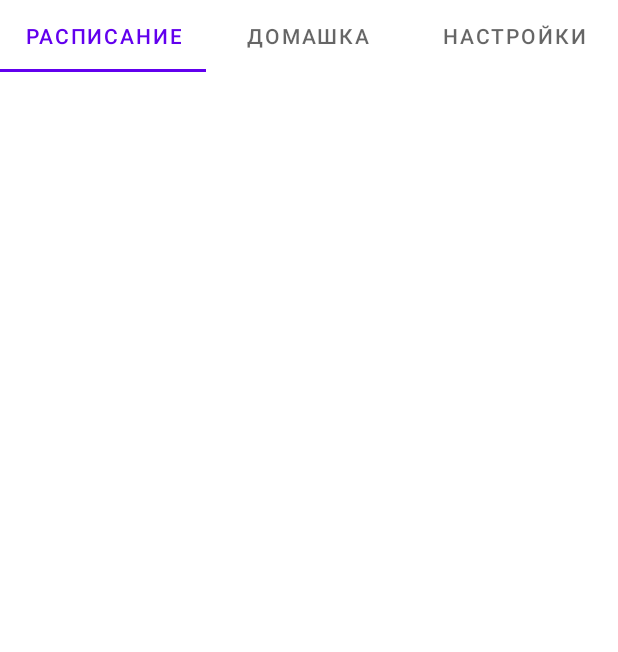
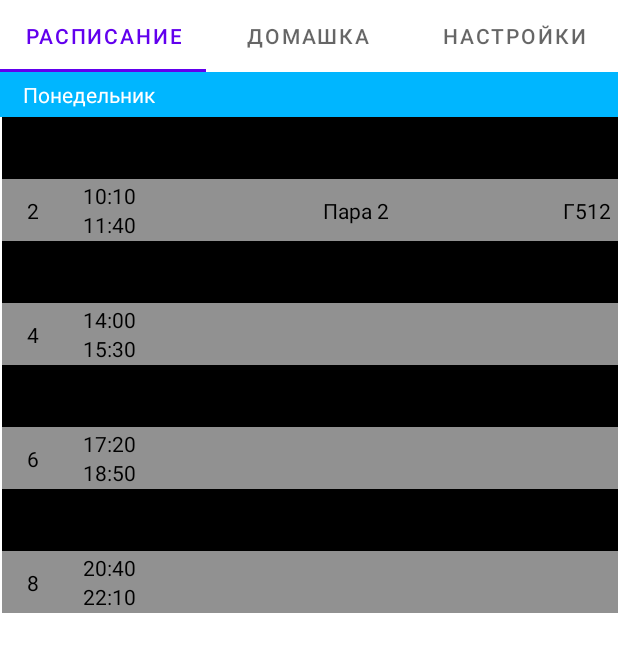
Before and after one commit to ipon1105/DayliFill, an Android app: the Schedule screen opened directly, with no data from a screen before it, on a phone screen of 412 x 824 dp. Shown: the top 652 px of the screen. Run offline under Robolectric (Android 15) with nearby library versions, the phone set to English and light mode, and no system bars.

Commit message:
minimal varible list

```diff
--- a/MyUniversity/app/src/main/java/com/example/myuniversity/WorkPlace/Schedule.java
+++ b/MyUniversity/app/src/main/java/com/example/myuniversity/WorkPlace/Schedule.java
@@ -1,15 +1,25 @@
 package com.example.myuniversity.WorkPlace;
 
+import android.content.Context;
 import android.os.Bundle;
 
+import androidx.annotation.NonNull;
+import androidx.annotation.Nullable;
 import androidx.fragment.app.Fragment;
+import androidx.recyclerview.widget.LinearLayoutManager;
 
+import android.util.Log;
 import android.view.LayoutInflater;
 import android.view.View;
 import android.view.ViewGroup;
 
 import com.example.myuniversity.R;
+import com.example.myuniversity.WorkPlace.Support.Day;
+import com.example.myuniversity.WorkPlace.Support.Element;
+import com.example.myuniversity.WorkPlace.Support.FragmentListAdapter;
 import com.example.myuniversity.databinding.FragmentScheduleBinding;
+
+import java.util.ArrayList;
 
 public class Schedule extends Fragment {
     FragmentScheduleBinding binding;
@@ -26,4 +36,42 @@ public class Schedule extends Fragment {
         binding = FragmentScheduleBinding.inflate(inflater, container, false);
         return binding.getRoot();
     }
+
+    @Override
+    public void onViewCreated(@NonNull View view, @Nullable Bundle savedInstanceState) {
+        super.onViewCreated(view, savedInstanceState);
+
+        init();
+    }
+
+    private void init(){
+        Log.d("debug", "Start init");
+        ArrayList<Element> monday = new ArrayList<>();
+        monday.add(new Element("Пара 1", "Г512"));
+        monday.add(new Element("Пара 2", "Г512"));
+        monday.add(new Element("Пара 3", "Г512"));
+        monday.add(new Element("", ""));
+        monday.add(new Element("", ""));
+        monday.add(new Element("", ""));
+        monday.add(new Element("", ""));
+        monday.add(new Element("", ""));
+
+        ArrayList<Element> tuesday = new ArrayList<>();
+        tuesday.add(new Element("Пара 1", "Г412"));
+        tuesday.add(new Element("Пара 2", "Г412"));
+        tuesday.add(new Element("Пара 3", "Г412"));
+        tuesday.add(new Element("", ""));
+        tuesday.add(new Element("", ""));
+        tuesday.add(new Element("", ""));
+        tuesday.add(new Element("", ""));
+        tuesday.add(new Element("", ""));
+
+
+        ArrayList<Day> days = new ArrayList<>();
+        days.add(new Day("Понедельник", monday));
+        days.add(new Day("Вторник", tuesday));
+
+        binding.fragmentList.setLayoutManager(new LinearLayoutManager(binding.getRoot().getContext()));
+        binding.fragmentList.setAdapter(new FragmentListAdapter(days, binding.getRoot().getContext()));
+    }
 }
--- /dev/null
+++ b/MyUniversity/app/src/main/java/com/example/myuniversity/WorkPlace/Support/Day.java
@@ -0,0 +1,29 @@
+package com.example.myuniversity.WorkPlace.Support;
+
+import java.util.ArrayList;
+
+public class Day {
+    private String day;
+    private ArrayList<Element> elementList;
+
+    public Day(String day, ArrayList<Element> elementList) {
+        this.day = day;
+        this.elementList = elementList;
+    }
+
+    public String getDay() {
+        return day;
+    }
+
+    public void setDay(String day) {
+        this.day = day;
+    }
+
+    public ArrayList<Element> getElementList() {
+        return elementList;
+    }
+
+    public void setElementList(ArrayList<Element> elementList) {
+        this.elementList = elementList;
+    }
+}
--- /dev/null
+++ b/MyUniversity/app/src/main/java/com/example/myuniversity/WorkPlace/Support/Element.java
@@ -0,0 +1,27 @@
+package com.example.myuniversity.WorkPlace.Support;
+
+public class Element {
+    private String pairIndex;
+    private String auditIndex;
+
+    public Element(String pairIndex, String auditIndex) {
+        this.pairIndex = pairIndex;
+        this.auditIndex = auditIndex;
+    }
+
+    public String getPairIndex() {
+        return pairIndex;
+    }
+
+    public void setPairIndex(String pairIndex) {
+        this.pairIndex = pairIndex;
+    }
+
+    public String getAuditIndex() {
+        return auditIndex;
+    }
+
+    public void setAuditIndex(String auditIndex) {
+        this.auditIndex = auditIndex;
+    }
+}
--- /dev/null
+++ b/MyUniversity/app/src/main/java/com/example/myuniversity/WorkPlace/Support/ElementListAdapter.java
@@ -0,0 +1,96 @@
+package com.example.myuniversity.WorkPlace.Support;
+
+import android.content.Context;
+import android.graphics.Color;
+import android.os.Build;
+import android.view.LayoutInflater;
+import android.view.View;
+import android.view.ViewGroup;
+import android.widget.TextView;
+
+import androidx.annotation.NonNull;
+import androidx.annotation.RequiresApi;
+import androidx.constraintlayout.widget.ConstraintLayout;
+import androidx.recyclerview.widget.RecyclerView;
+
+import com.example.myuniversity.R;
+
+import java.util.ArrayList;
+
+public class ElementListAdapter extends RecyclerView.Adapter<ElementListAdapter.ViewHolder> {
+    private ArrayList<Element> list;
+    private String numbers[];
+    private String times[];
+
+    public ElementListAdapter(ArrayList<Element> list, String numbers[], String times[]){
+        this.list = list;
+        this.numbers = numbers;
+        this.times   = times;
+
+    }
+
+    @NonNull
+    @Override
+    public ViewHolder onCreateViewHolder(@NonNull ViewGroup parent, int viewType) {
+        View view = LayoutInflater.from(parent.getContext()).inflate(R.layout.element_pair, parent, false);
+        return new ViewHolder(view);
+    }
+
+    @RequiresApi(api = Build.VERSION_CODES.M)
+    @Override
+    public void onBindViewHolder(@NonNull ViewHolder holder, int position) {
+        holder.num.setText(numbers[position]);
+        holder.timeA.setText(times[2 * position]);
+        holder.timeB.setText(times[2 * position + 1]);
+        holder.pair.setText(list.get(position).getPairIndex());
+        holder.audit.setText(list.get(position).getAuditIndex());
+
+        int color = ((position % 2 == 0) ? R.color.txtTableFirst : R.color.txtTableSecond);
+
+        holder.numBox.setBackgroundColor(holder.view.getContext().getColor(color));
+        holder.timeBox.setBackgroundColor(holder.view.getContext().getColor(color));
+        holder.auditBox.setBackgroundColor(holder.view.getContext().getColor(color));
+        holder.pairBox.setBackgroundColor(holder.view.getContext().getColor(color));
+    }
+
+    @Override
+    public int getItemCount() {
+        return list.size();
+    }
+
+    class ViewHolder extends RecyclerView.ViewHolder{
+        public View view;
+
+        public TextView num;
+        public TextView timeA;
+        public TextView timeB;
+        public TextView pair;
+        public TextView audit;
+
+        public ConstraintLayout numBox;
+        public ConstraintLayout timeBox;
+        public ConstraintLayout pairBox;
+        public ConstraintLayout auditBox;
+
+        public ViewHolder(@NonNull View itemView) {
+            super(itemView);
+            view = itemView;
+
+            num   = (TextView) itemView.findViewById(R.id.num);
+            timeA = (TextView) itemView.findViewById(R.id.timeBegin);
+            timeB = (TextView) itemView.findViewById(R.id.timeEnd);
+            pair  = (TextView) itemView.findViewById(R.id.pair);
+            audit = (TextView) itemView.findViewById(R.id.audit);
+
+            numBox  = (ConstraintLayout) itemView.findViewById(R.id.numBox);
+            timeBox = (ConstraintLayout) itemView.findViewById(R.id.timeBox);
+            pairBox = (ConstraintLayout) itemView.findViewById(R.id.pairBox);
+            auditBox= (ConstraintLayout) itemView.findViewById(R.id.auditBox);
+
+        }
+    }
+
+    public void clear(){
+        notifyDataSetChanged();
+    }
+}
--- /dev/null
+++ b/MyUniversity/app/src/main/java/com/example/myuniversity/WorkPlace/Support/FragmentListAdapter.java
@@ -0,0 +1,71 @@
+package com.example.myuniversity.WorkPlace.Support;
+
+import android.content.Context;
+import android.view.LayoutInflater;
+import android.view.View;
+import android.view.ViewGroup;
+import android.widget.FrameLayout;
+import android.widget.TextView;
+
+import androidx.annotation.NonNull;
+import androidx.recyclerview.widget.LinearLayoutManager;
+import androidx.recyclerview.widget.RecyclerView;
+
+import com.example.myuniversity.R;
+
+import java.util.ArrayList;
+
+public class FragmentListAdapter extends RecyclerView.Adapter<FragmentListAdapter.ViewHolder> {
+    private ArrayList<Day> list;
+
+    private String numbers[];
+    private String times[];
+
+    public FragmentListAdapter(ArrayList<Day> list, Context context){
+        this.list = list;
+
+        this.numbers = context.getResources().getStringArray(R.array.numbers);
+        this.times = context.getResources().getStringArray(R.array.times);
+    }
+
+    @NonNull
+    @Override
+    public ViewHolder onCreateViewHolder(@NonNull ViewGroup parent, int viewType) {
+        View view = LayoutInflater.from(parent.getContext()).inflate(R.layout.element_day, parent, false);
+        return new ViewHolder(view);
+    }
+
+    @Override
+    public void onBindViewHolder(@NonNull ViewHolder holder, int position) {
+        holder.titleName.setText(list.get(position).getDay());
+        holder.list.setAdapter(new ElementListAdapter(list.get(position).getElementList(), numbers, times));
+    }
+
+    @Override
+    public int getItemCount() {
+        return list.size();
+    }
+
+    class ViewHolder extends RecyclerView.ViewHolder {
+        public View view;
+        public FrameLayout titleBox;
+        public TextView titleName;
+        public RecyclerView list;
+
+        public ViewHolder(@NonNull View itemView) {
+            super(itemView);
+            view = itemView;
+
+            titleBox = (FrameLayout) itemView.findViewById(R.id.titleBox);
+            titleName = (TextView) itemView.findViewById(R.id.txtTitle);
+            list = (RecyclerView) itemView.findViewById(R.id.dayList);
+
+            list.setLayoutManager(new LinearLayoutManager(itemView.getContext()));
+        }
+    }
+
+    public void clear(){
+        list.clear();
+    }
+
+}
--- /dev/null
+++ b/MyUniversity/app/src/main/res/layout/element_day.xml
@@ -0,0 +1,39 @@
+<?xml version="1.0" encoding="utf-8"?>
+<androidx.constraintlayout.widget.ConstraintLayout xmlns:android="http://schemas.android.com/apk/res/android"
+    xmlns:app="http://schemas.android.com/apk/res-auto"
+    xmlns:tools="http://schemas.android.com/tools"
+    android:layout_width="match_parent"
+    android:layout_height="match_parent">
+
+    <FrameLayout
+        android:id="@+id/titleBox"
+        android:layout_width="0dp"
+        android:layout_height="wrap_content"
+        android:background="@color/backTitleTable"
+        app:layout_constraintEnd_toEndOf="parent"
+        app:layout_constraintStart_toStartOf="parent"
+        app:layout_constraintTop_toTopOf="parent">
+
+        <TextView
+            android:id="@+id/txtTitle"
+            android:layout_width="wrap_content"
+            android:layout_height="wrap_content"
+            android:layout_marginLeft="15dp"
+            android:layout_marginTop="5dp"
+            android:layout_marginBottom="5dp"
+            android:text="TextView"
+            android:textColor="@color/txtTitleTable" />
+
+    </FrameLayout>
+
+    <androidx.recyclerview.widget.RecyclerView
+        android:id="@+id/dayList"
+        android:layout_width="match_parent"
+        android:layout_height="0dp"
+        app:layout_constraintEnd_toEndOf="parent"
+        app:layout_constraintStart_toStartOf="parent"
+        app:layout_constraintTop_toBottomOf="@+id/titleBox"
+        tools:itemCount="8"
+        tools:listitem="@layout/element_pair" />
+
+</androidx.constraintlayout.widget.ConstraintLayout>
--- /dev/null
+++ b/MyUniversity/app/src/main/res/layout/element_pair.xml
@@ -0,0 +1,110 @@
+<?xml version="1.0" encoding="utf-8"?>
+<LinearLayout xmlns:android="http://schemas.android.com/apk/res/android"
+    xmlns:app="http://schemas.android.com/apk/res-auto"
+    android:layout_width="match_parent"
+    android:layout_height="wrap_content"
+    android:orientation="horizontal"
+    android:paddingStart="1dp"
+    android:weightSum="100">
+
+    <androidx.constraintlayout.widget.ConstraintLayout
+        android:id="@+id/numBox"
+        android:layout_width="0dp"
+        android:layout_height="match_parent"
+        android:layout_weight="10"
+        android:paddingLeft="1dp"
+        android:paddingTop="1dp"
+        android:paddingRight="1dp"
+        android:paddingBottom="1dp">
+
+        <TextView
+            android:id="@+id/num"
+            android:layout_width="wrap_content"
+            android:layout_height="wrap_content"
+            android:text="@string/num"
+            android:textColor="@color/black"
+            app:layout_constraintBottom_toBottomOf="parent"
+            app:layout_constraintEnd_toEndOf="parent"
+            app:layout_constraintStart_toStartOf="parent"
+            app:layout_constraintTop_toTopOf="parent" />
+    </androidx.constraintlayout.widget.ConstraintLayout>
+
+    <androidx.constraintlayout.widget.ConstraintLayout
+        android:id="@+id/timeBox"
+        android:layout_width="0dp"
+        android:layout_height="match_parent"
+        android:layout_weight="15"
+        android:paddingLeft="1dp"
+        android:paddingTop="1dp"
+        android:paddingRight="1dp"
+        android:paddingBottom="1dp">
+
+        <TextView
+            android:id="@+id/timeBegin"
+            android:layout_width="wrap_content"
+            android:layout_height="19dp"
+            android:text="@string/timeA"
+            android:textColor="@color/black"
+            app:layout_constraintBottom_toTopOf="@+id/timeEnd"
+            app:layout_constraintEnd_toEndOf="parent"
+            app:layout_constraintHorizontal_bias="0.5"
+            app:layout_constraintStart_toStartOf="parent"
+            app:layout_constraintTop_toTopOf="parent" />
+
+        <TextView
+            android:id="@+id/timeEnd"
+            android:layout_width="wrap_content"
+            android:layout_height="wrap_content"
+            android:text="@string/timeB"
+            android:textColor="@color/black"
+            app:layout_constraintBottom_toBottomOf="parent"
+            app:layout_constraintEnd_toEndOf="parent"
+            app:layout_constraintHorizontal_bias="0.5"
+            app:layout_constraintStart_toStartOf="parent"
+            app:layout_constraintTop_toBottomOf="@+id/timeBegin" />
+    </androidx.constraintlayout.widget.ConstraintLayout>
+
+    <androidx.constraintlayout.widget.ConstraintLayout
+        android:id="@+id/pairBox"
+        android:layout_width="0dp"
+        android:layout_height="match_parent"
+        android:layout_weight="65"
+        android:paddingLeft="1dp"
+        android:paddingTop="1dp"
+        android:paddingRight="1dp"
+        android:paddingBottom="1dp">
+
+        <TextView
+            android:id="@+id/pair"
+            android:layout_width="wrap_content"
+            android:layout_height="wrap_content"
+            android:text="@string/Pair"
+            android:textColor="@color/black"
+            app:layout_constraintBottom_toBottomOf="parent"
+            app:layout_constraintEnd_toEndOf="parent"
+            app:layout_constraintStart_toStartOf="parent"
+            app:layout_constraintTop_toTopOf="parent" />
+    </androidx.constraintlayout.widget.ConstraintLayout>
+
+    <androidx.constraintlayout.widget.ConstraintLayout
+        android:id="@+id/auditBox"
+        android:layout_width="0dp"
+        android:layout_height="match_parent"
+        android:layout_weight="10"
+        android:paddingLeft="1dp"
+        android:paddingTop="1dp"
+        android:paddingRight="1dp"
+        android:paddingBottom="1dp">
+
+        <TextView
+            android:id="@+id/audit"
+            android:layout_width="wrap_content"
+            android:layout_height="wrap_content"
+            android:text="@string/Audit"
+            android:textColor="@color/black"
+            app:layout_constraintBottom_toBottomOf="parent"
+            app:layout_constraintEnd_toEndOf="parent"
+            app:layout_constraintStart_toStartOf="parent"
+            app:layout_constraintTop_toTopOf="parent" />
+    </androidx.constraintlayout.widget.ConstraintLayout>
+</LinearLayout>
--- a/MyUniversity/app/src/main/res/layout/fragment_schedule.xml
+++ b/MyUniversity/app/src/main/res/layout/fragment_schedule.xml
@@ -7,6 +7,7 @@
 
     <!-- TODO: Update blank fragment layout -->
     <androidx.recyclerview.widget.RecyclerView
+        android:id="@+id/fragmentList"
         android:layout_width="match_parent"
         android:layout_height="match_parent" />
 
--- a/MyUniversity/app/src/main/res/values/colors.xml
+++ b/MyUniversity/app/src/main/res/values/colors.xml
@@ -25,6 +25,14 @@
     <color name="btn_back_on">#FFFFFF</color>
     <color name="btn_back_off">#D3D3D3</color>
 
+    <!-- Элемент таблицы -->
+    <color name="txtTitleTable">#FFFFFF</color>
+    <color name="backTitleTable">#00B6FF</color>
+    <color name="backOtt">#C6C6C6</color>
+    <color name="backEven">#FFFFFF</color>
+    <color name="txtTableFirst">#000000</color>
+    <color name="txtTableSecond">#919191</color>
+
     <!-- Системные цвета -->
     <color name="colorPrimary_night">#FFBB86FC</color>
     <color name="colorPrimary">#FF6200EE</color>
--- a/MyUniversity/app/src/main/res/values/strings.xml
+++ b/MyUniversity/app/src/main/res/values/strings.xml
@@ -21,7 +21,49 @@
     <string name="homeWorkTab">Домашка</string>
     <string name="settingsTab">Настройки</string>
 
-    <string name="hello_blank_fragment">Hello blank fragment</string>
+    <!-- element_day && element_pair-->
+    <string-array name="weekDaysRus">
+        <item>Понедельник</item>
+        <item>Вторник</item>
+        <item>Среда</item>
+        <item>Четверг</item>
+        <item>Пятница</item>
+        <item>Суббота</item>
+    </string-array>
+    <string-array name="numbers">
+        <item>1</item>
+        <item>2</item>
+        <item>3</item>
+        <item>4</item>
+        <item>5</item>
+        <item>6</item>
+        <item>7</item>
+        <item>8</item>
+    </string-array>
+    <string-array name="times">
+        <item>8:30</item>
+        <item>10:00</item>
+        <item>10:10</item>
+        <item>11:40</item>
+        <item>11:50</item>
+        <item>13:20</item>
+        <item>14:00</item>
+        <item>15:30</item>
+        <item>15:40</item>
+        <item>17:10</item>
+        <item>17:20</item>
+        <item>18:50</item>
+        <item>19:00</item>
+        <item>20:30</item>
+        <item>20:40</item>
+        <item>22:10</item>
+    </string-array>
 
+    <!-- Временные данные -->
+    <string name="num">№ </string>
+    <string name="timeA">TimeA</string>
+    <string name="timeB">TimeB</string>
+    <string name="Pair">Pair </string>
+    <string name="Audit">Audit</string>
 
 </resources>
```
